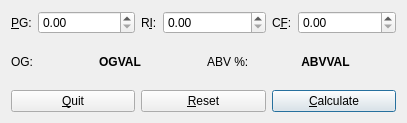
Above: qt/common/ogcalc.ui from mhcrnl/ogcalc before the change. Below: the same form after it.
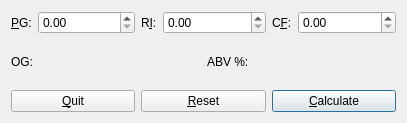
That is the form after the change. Icons and pictures are not drawn. Custom widgets are drawn as their Qt base class.

Commit message: qt: Fix widget names and default properties

What changed in the file:
```diff
--- a/qt/common/ogcalc.ui
+++ b/qt/common/ogcalc.ui
@@ -183,9 +183,6 @@
             <bold>true</bold>
            </font>
           </property>
-          <property name="text">
-           <string>OGVAL</string>
-          </property>
           <property name="alignment">
            <set>Qt::AlignCenter</set>
           </property>
@@ -228,9 +225,6 @@
             <bold>true</bold>
            </font>
           </property>
-          <property name="text">
-           <string>ABVVAL</string>
-          </property>
           <property name="alignment">
            <set>Qt::AlignCenter</set>
           </property>
```
Left out of the diff: 8 changed lines with no effect on the pictures. The commit also changes 2 other files.
